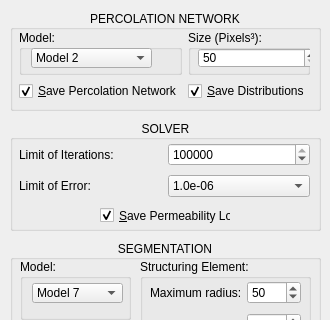
ldsc/lvp, file src/dialogIntrinsicPermeabilityByNetwork.ui: the form before one commit; both pictures show x 0 to 330 and y 0 to 320 of the 330 by 471 pixel window.
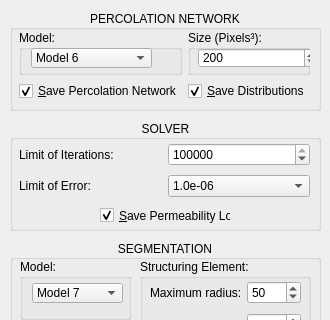
The form after the commit. Icons and pictures are not drawn.

The edit to the form file:
```diff
--- a/src/dialogIntrinsicPermeabilityByNetwork.ui
+++ b/src/dialogIntrinsicPermeabilityByNetwork.ui
@@ -439,7 +439,7 @@
          </rect>
         </property>
         <property name="currentIndex">
-         <number>1</number>
+         <number>5</number>
         </property>
         <item>
          <property name="text">
@@ -466,6 +466,11 @@
           <string>Model 5</string>
          </property>
         </item>
+        <item>
+         <property name="text">
+          <string>Model 6</string>
+         </property>
+        </item>
        </widget>
       </widget>
      </item>
@@ -493,7 +498,7 @@
          <number>10</number>
         </property>
         <property name="value">
-         <number>50</number>
+         <number>200</number>
         </property>
        </widget>
       </widget>
```
